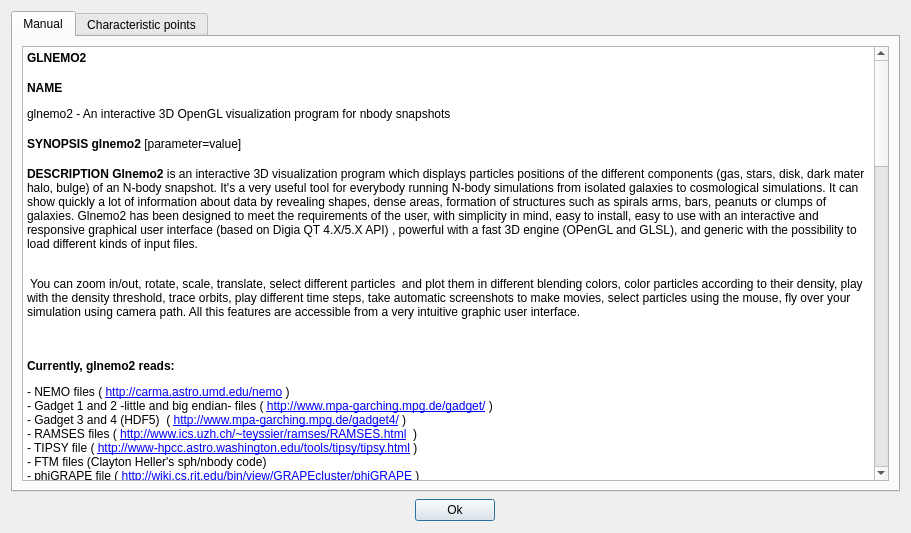
This is src/formhelp.ui in jcldc/glnemo2 as Qt 5 draws it before an edit. The edited form follows.
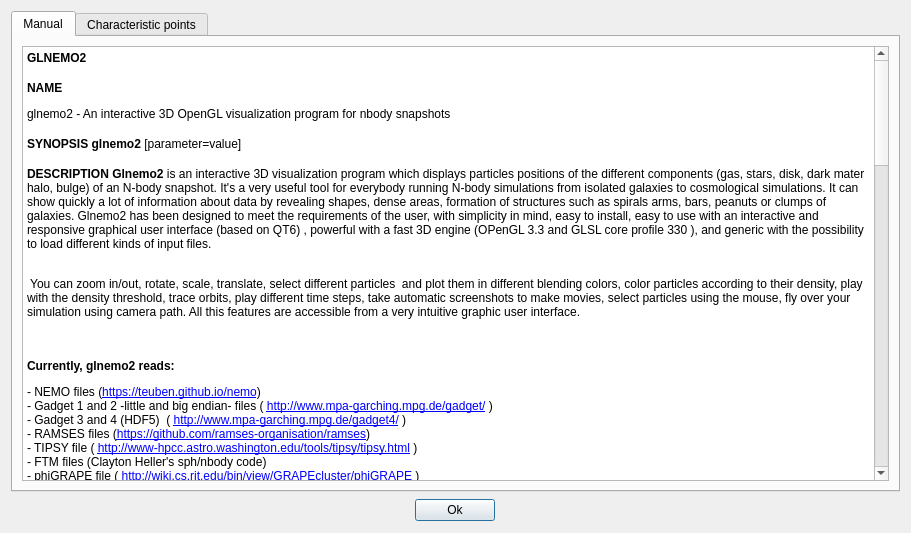
This is the edited form.

Patch:
```diff
--- a/src/formhelp.ui
+++ b/src/formhelp.ui
@@ -71,23 +71,23 @@
 &lt;p style=&quot; margin-top:16px; margin-bottom:12px; margin-left:0px; margin-right:0px; -qt-block-indent:0; text-indent:0px;&quot;&gt;&lt;span style=&quot; font-weight:600;&quot;&gt;NAME&lt;/span&gt;&lt;/p&gt;
 &lt;p style=&quot; margin-top:0px; margin-bottom:0px; margin-left:0px; margin-right:0px; -qt-block-indent:0; text-indent:0px;&quot;&gt;glnemo2 - An interactive 3D OpenGL visualization program for nbody snapshots &lt;a name=&quot;lbAC&quot;&gt;&lt;/a&gt;  &lt;/p&gt;
 &lt;p style=&quot; margin-top:16px; margin-bottom:12px; margin-left:0px; margin-right:0px; -qt-block-indent:0; text-indent:0px;&quot;&gt;&lt;span style=&quot; font-weight:600;&quot;&gt;SYNOPSIS&lt;/span&gt; &lt;span style=&quot; font-weight:600;&quot;&gt;glnemo2&lt;/span&gt; [parameter=value] &lt;a name=&quot;lbAD&quot;&gt;&lt;/a&gt;  &lt;/p&gt;
-&lt;p style=&quot; margin-top:16px; margin-bottom:12px; margin-left:0px; margin-right:0px; -qt-block-indent:0; text-indent:0px;&quot;&gt;&lt;span style=&quot; font-weight:600;&quot;&gt;DESCRIPTION&lt;/span&gt; &lt;span style=&quot; font-weight:600;&quot;&gt;Glnemo2&lt;/span&gt; is an interactive 3D visualization program which displays particles positions of the different components (gas, stars, disk, dark mater halo, bulge) of an N-body snapshot. It's a very useful tool for everybody running N-body simulations from isolated galaxies to cosmological simulations. It can show quickly a lot of information about data by revealing shapes, dense areas, formation of structures such as spirals arms, bars, peanuts or clumps of galaxies. Glnemo2 has been designed to meet the requirements of the user, with simplicity in mind, easy to install, easy to use with an interactive and responsive graphical user interface (based on Digia QT 4.X/5.X API) , powerful with a fast 3D engine (OPenGL and GLSL), and generic with the possibility to load different kinds of input files. &lt;/p&gt;
+&lt;p style=&quot; margin-top:16px; margin-bottom:12px; margin-left:0px; margin-right:0px; -qt-block-indent:0; text-indent:0px;&quot;&gt;&lt;span style=&quot; font-weight:600;&quot;&gt;DESCRIPTION&lt;/span&gt; &lt;span style=&quot; font-weight:600;&quot;&gt;Glnemo2&lt;/span&gt; is an interactive 3D visualization program which displays particles positions of the different components (gas, stars, disk, dark mater halo, bulge) of an N-body snapshot. It's a very useful tool for everybody running N-body simulations from isolated galaxies to cosmological simulations. It can show quickly a lot of information about data by revealing shapes, dense areas, formation of structures such as spirals arms, bars, peanuts or clumps of galaxies. Glnemo2 has been designed to meet the requirements of the user, with simplicity in mind, easy to install, easy to use with an interactive and responsive graphical user interface (based on QT6) , powerful with a fast 3D engine (OPenGL 3.3 and GLSL core profile 330 ), and generic with the possibility to load different kinds of input files. &lt;/p&gt;
 &lt;p style=&quot; margin-top:12px; margin-bottom:12px; margin-left:0px; margin-right:0px; -qt-block-indent:0; text-indent:0px;&quot;&gt;&lt;br /&gt; You can zoom in/out, rotate, scale, translate, select different particles  and plot them in different blending colors, color particles according to their density, play with the density threshold, trace orbits, play different time steps, take automatic screenshots to make movies, select particles using the mouse, fly over your simulation using camera path. All this features are accessible from a very intuitive graphic user interface. &lt;/p&gt;
 &lt;p style=&quot; margin-top:0px; margin-bottom:0px; margin-left:0px; margin-right:0px; -qt-block-indent:0; text-indent:0px;&quot;&gt;&lt;a name=&quot;lbAE&quot;&gt;&lt;/a&gt;  &lt;/p&gt;
 &lt;p style=&quot; margin-top:14px; margin-bottom:12px; margin-left:0px; margin-right:0px; -qt-block-indent:0; text-indent:0px;&quot;&gt;&lt;span style=&quot; font-weight:600;&quot;&gt;Currently, glnemo2 reads:&lt;/span&gt; &lt;/p&gt;
-&lt;p style=&quot; margin-top:12px; margin-bottom:0px; margin-left:0px; margin-right:0px; -qt-block-indent:0; text-indent:0px;&quot;&gt;&lt;span style=&quot; font-family:'Courier New,courier';&quot;&gt;- NEMO files ( &lt;/span&gt;&lt;a href=&quot;http://carma.astro.umd.edu/nemo&quot;&gt;&lt;span style=&quot; font-family:'Courier New,courier'; text-decoration: underline; color:#0000ff;&quot;&gt;http://carma.astro.umd.edu/nemo&lt;/span&gt;&lt;/a&gt;&lt;span style=&quot; font-family:'Courier New,courier';&quot;&gt; )&lt;/span&gt;&lt;/p&gt;
+&lt;p style=&quot; margin-top:12px; margin-bottom:0px; margin-left:0px; margin-right:0px; -qt-block-indent:0; text-indent:0px;&quot;&gt;&lt;span style=&quot; font-family:'Courier New,courier';&quot;&gt;- NEMO files (&lt;/span&gt;&lt;a href=&quot;https://teuben.github.io/nemo&quot;&gt;&lt;span style=&quot; text-decoration: underline; color:#0000ff;&quot;&gt;https://teuben.github.io/nemo&lt;/span&gt;&lt;/a&gt;&lt;span style=&quot; font-family:'Courier New,courier';&quot;&gt;)&lt;/span&gt;&lt;/p&gt;
 &lt;p style=&quot; margin-top:0px; margin-bottom:0px; margin-left:0px; margin-right:0px; -qt-block-indent:0; text-indent:0px;&quot;&gt;&lt;span style=&quot; font-family:'Courier New,courier';&quot;&gt;- Gadget 1 and 2 -little and big endian- files ( &lt;/span&gt;&lt;a href=&quot;http://www.mpa-garching.mpg.de/gadget/&quot;&gt;&lt;span style=&quot; font-family:'Courier New,courier'; text-decoration: underline; color:#0000ff;&quot;&gt;http://www.mpa-garching.mpg.de/gadget/&lt;/span&gt;&lt;/a&gt;&lt;span style=&quot; font-family:'Courier New,courier';&quot;&gt; )&lt;/span&gt;&lt;/p&gt;
 &lt;p style=&quot; margin-top:0px; margin-bottom:0px; margin-left:0px; margin-right:0px; -qt-block-indent:0; text-indent:0px;&quot;&gt;&lt;span style=&quot; font-family:'Courier New,courier';&quot;&gt;- Gadget 3 and 4 (HDF5)  ( &lt;/span&gt;&lt;a href=&quot;http://www.mpa-garching.mpg.de/gadget4/&quot;&gt;&lt;span style=&quot; text-decoration: underline; color:#0000ff;&quot;&gt;http://www.mpa-garching.mpg.de/gadget4/&lt;/span&gt;&lt;/a&gt;&lt;span style=&quot; font-family:'Courier New,courier';&quot;&gt; )&lt;/span&gt;&lt;/p&gt;
-&lt;p style=&quot; margin-top:0px; margin-bottom:0px; margin-left:0px; margin-right:0px; -qt-block-indent:0; text-indent:0px;&quot;&gt;&lt;span style=&quot; font-family:'Courier New,courier';&quot;&gt;- RAMSES files ( &lt;/span&gt;&lt;a href=&quot;http://www.ics.uzh.ch/~teyssier/ramses/RAMSES.html&quot;&gt;&lt;span style=&quot; font-family:'Courier New,courier'; text-decoration: underline; color:#0000ff;&quot;&gt;http://www.ics.uzh.ch/~teyssier/ramses/RAMSES.html&lt;/span&gt;&lt;/a&gt;&lt;span style=&quot; font-family:'Courier New,courier';&quot;&gt;  )&lt;/span&gt;&lt;/p&gt;
+&lt;p style=&quot; margin-top:0px; margin-bottom:0px; margin-left:0px; margin-right:0px; -qt-block-indent:0; text-indent:0px;&quot;&gt;&lt;span style=&quot; font-family:'Courier New,courier';&quot;&gt;- RAMSES files (&lt;/span&gt;&lt;a href=&quot;https://github.com/ramses-organisation/ramses&quot;&gt;&lt;span style=&quot; text-decoration: underline; color:#0000ff;&quot;&gt;https://github.com/ramses-organisation/ramses&lt;/span&gt;&lt;/a&gt;&lt;span style=&quot; font-family:'Courier New,courier';&quot;&gt;)&lt;/span&gt;&lt;/p&gt;
 &lt;p style=&quot; margin-top:0px; margin-bottom:0px; margin-left:0px; margin-right:0px; -qt-block-indent:0; text-indent:0px;&quot;&gt;&lt;span style=&quot; font-family:'Courier New,courier';&quot;&gt;- TIPSY file ( &lt;/span&gt;&lt;a href=&quot;http://www-hpcc.astro.washington.edu/tools/tipsy/tipsy.html&quot;&gt;&lt;span style=&quot; font-family:'Courier New,courier'; text-decoration: underline; color:#0000ff;&quot;&gt;http://www-hpcc.astro.washington.edu/tools/tipsy/tipsy.html&lt;/span&gt;&lt;/a&gt;&lt;span style=&quot; font-family:'Courier New,courier';&quot;&gt; )&lt;/span&gt;&lt;/p&gt;
 &lt;p style=&quot; margin-top:0px; margin-bottom:0px; margin-left:0px; margin-right:0px; -qt-block-indent:0; text-indent:0px;&quot;&gt;&lt;span style=&quot; font-family:'Courier New,courier';&quot;&gt;- FTM files (Clayton Heller's sph/nbody code)&lt;/span&gt;&lt;/p&gt;
 &lt;p style=&quot; margin-top:0px; margin-bottom:0px; margin-left:0px; margin-right:0px; -qt-block-indent:0; text-indent:0px;&quot;&gt;&lt;span style=&quot; font-family:'Courier New,courier';&quot;&gt;- phiGRAPE file ( &lt;/span&gt;&lt;a href=&quot;http://wiki.cs.rit.edu/bin/view/GRAPEcluster/phiGRAPE&quot;&gt;&lt;span style=&quot; font-family:'Courier New,courier'; text-decoration: underline; color:#0000ff;&quot;&gt;http://wiki.cs.rit.edu/bin/view/GRAPEcluster/phiGRAPE&lt;/span&gt;&lt;/a&gt;&lt;span style=&quot; font-family:'Courier New,courier';&quot;&gt; )&lt;/span&gt;&lt;/p&gt;
 &lt;p style=&quot; margin-top:0px; margin-bottom:0px; margin-left:0px; margin-right:0px; -qt-block-indent:0; text-indent:0px;&quot;&gt;&lt;span style=&quot; font-family:'Courier New,courier';&quot;&gt;- FITS files 2D and 3D datacube ( &lt;/span&gt;&lt;a href=&quot;http://fits.gsfc.nasa.gov/&quot;&gt;&lt;span style=&quot; text-decoration: underline; color:#0000ff;&quot;&gt;http://fits.gsfc.nasa.gov/&lt;/span&gt;&lt;/a&gt;&lt;span style=&quot; font-family:'Courier New,courier';&quot;&gt; )&lt;/span&gt;&lt;/p&gt;
 &lt;p style=&quot; margin-top:0px; margin-bottom:0px; margin-left:0px; margin-right:0px; -qt-block-indent:0; text-indent:0px;&quot;&gt;&lt;span style=&quot; font-family:'Courier New,courier';&quot;&gt;- list of files stored in a file&lt;/span&gt;&lt;/p&gt;
-&lt;p style=&quot; margin-top:0px; margin-bottom:12px; margin-left:0px; margin-right:0px; -qt-block-indent:0; text-indent:0px;&quot;&gt;&lt;span style=&quot; font-family:'Courier New,courier';&quot;&gt;- realtime gyrfalcON simulation via a network plugin (see $NEMO/usr/jcl/glnemo2/gyrfalcon/README) &lt;/span&gt;&lt;/p&gt;
+&lt;p style=&quot; margin-top:0px; margin-bottom:12px; margin-left:0px; margin-right:0px; -qt-block-indent:0; text-indent:0px;&quot;&gt;&lt;span style=&quot; font-family:'Courier New,courier';&quot;&gt;- realtime gyrfalcON simulation via a network plugin (see gyrfalcon/README) &lt;/span&gt;&lt;/p&gt;
 &lt;p style=&quot; margin-top:0px; margin-bottom:0px; margin-left:0px; margin-right:0px; -qt-block-indent:0; text-indent:0px;&quot;&gt;&lt;a name=&quot;lbAF&quot;&gt;&lt;/a&gt;  &lt;/p&gt;
 &lt;p style=&quot; margin-top:16px; margin-bottom:12px; margin-left:0px; margin-right:0px; -qt-block-indent:0; text-indent:0px;&quot;&gt;&lt;span style=&quot; font-weight:600;&quot;&gt;Features:&lt;/span&gt; &lt;br /&gt; Glnemo2 uses a plugin mechanism to load data, so it's easy to add a new file reader. It uses the latest OpenGL technology like, shaders (glsl), vertex buffer object, frame buffer object, and takes in account the power of your graphic card to accelerate the rendering. Millions of particles can be rendered, in real time, with a fast GPU. With this technology, glnemo2 can be 1000% times faster than glnemo1 ! &lt;/p&gt;
-&lt;p style=&quot; margin-top:12px; margin-bottom:12px; margin-left:0px; margin-right:0px; -qt-block-indent:0; text-indent:0px;&quot;&gt;&lt;br /&gt; Glnemo2 runs fine on Linux, Windows(using minGW compiler), and &lt;br /&gt; MaxOSX, thanks to the QT4/QT5 API. &lt;/p&gt;
+&lt;p style=&quot; margin-top:12px; margin-bottom:12px; margin-left:0px; margin-right:0px; -qt-block-indent:0; text-indent:0px;&quot;&gt;&lt;br /&gt; Glnemo2 runs fine on Linux, Windows, and &lt;br /&gt; MaxOSX, thanks to the QT6 API. &lt;/p&gt;
 &lt;p style=&quot; margin-top:0px; margin-bottom:0px; margin-left:0px; margin-right:0px; -qt-block-indent:0; text-indent:0px;&quot;&gt;&lt;a name=&quot;lbAG&quot;&gt;&lt;/a&gt;  &lt;/p&gt;
 &lt;p style=&quot; margin-top:16px; margin-bottom:12px; margin-left:0px; margin-right:0px; -qt-block-indent:0; text-indent:0px;&quot;&gt;&lt;span style=&quot; font-weight:600;&quot;&gt;Examples&lt;/span&gt; &lt;br /&gt; From the command line you can select particles to load by specifying a range of particles, or by the name of the component (if the file format store its data by component name). &lt;/p&gt;
 &lt;p style=&quot; margin-top:12px; margin-bottom:12px; margin-left:0px; margin-right:0px; -qt-block-indent:0; text-indent:0px;&quot;&gt;&lt;br /&gt; For example : &lt;/p&gt;
@@ -329,7 +329,7 @@
 &lt;p style=&quot; margin-top:16px; margin-bottom:12px; margin-left:0px; margin-right:0px; -qt-block-indent:0; text-indent:0px;&quot;&gt;&lt;span style=&quot; font-weight:600;&quot;&gt;AUTHOR&lt;/span&gt;&lt;/p&gt;
 &lt;p style=&quot; margin-top:0px; margin-bottom:0px; margin-left:0px; margin-right:0px; -qt-block-indent:0; text-indent:0px;&quot;&gt;Jean-Charles Lambert &lt;a name=&quot;lbAO&quot;&gt;&lt;/a&gt;  &lt;/p&gt;
 &lt;p style=&quot; margin-top:16px; margin-bottom:12px; margin-left:0px; margin-right:0px; -qt-block-indent:0; text-indent:0px;&quot;&gt;&lt;span style=&quot; font-weight:600;&quot;&gt;UPDATE HISTORY&lt;/span&gt; &lt;/p&gt;
-&lt;p style=&quot; margin-top:12px; margin-bottom:0px; margin-left:0px; margin-right:0px; -qt-block-indent:0; text-indent:0px;&quot;&gt;&lt;span style=&quot; font-family:'Courier New,courier';&quot;&gt;08-Apr-26 qt6 + wayland + MacOs ARM&lt;/span&gt;&lt;/p&gt;
+&lt;p style=&quot; margin-top:12px; margin-bottom:0px; margin-left:0px; margin-right:0px; -qt-block-indent:0; text-indent:0px;&quot;&gt;&lt;span style=&quot; font-family:'Courier New,courier';&quot;&gt;02-Sep-26 qt6 + wayland + MacOs ARM + Linux AppImage JCL&lt;/span&gt;&lt;/p&gt;
 &lt;p style=&quot; margin-top:0px; margin-bottom:0px; margin-left:0px; margin-right:0px; -qt-block-indent:0; text-indent:0px;&quot;&gt;&lt;span style=&quot; font-family:'Courier New,courier';&quot;&gt;23-Apr-10 ramses reader + gyrfalcON manipulator             JCL&lt;/span&gt;&lt;/p&gt;
 &lt;p style=&quot; margin-top:0px; margin-bottom:0px; margin-left:0px; margin-right:0px; -qt-block-indent:0; text-indent:0px;&quot;&gt;&lt;span style=&quot; font-family:'Courier New,courier';&quot;&gt;19-May-10 - Leiden release - see ChangeLog                  JCL&lt;/span&gt;&lt;/p&gt;
 &lt;p style=&quot; margin-top:0px; margin-bottom:0px; margin-left:0px; margin-right:0px; -qt-block-indent:0; text-indent:0px;&quot;&gt;&lt;span style=&quot; font-family:'Courier New,courier';&quot;&gt;28-Jul-10 Version 1.0 !!!                                   JCL&lt;/span&gt;&lt;/p&gt;
```
